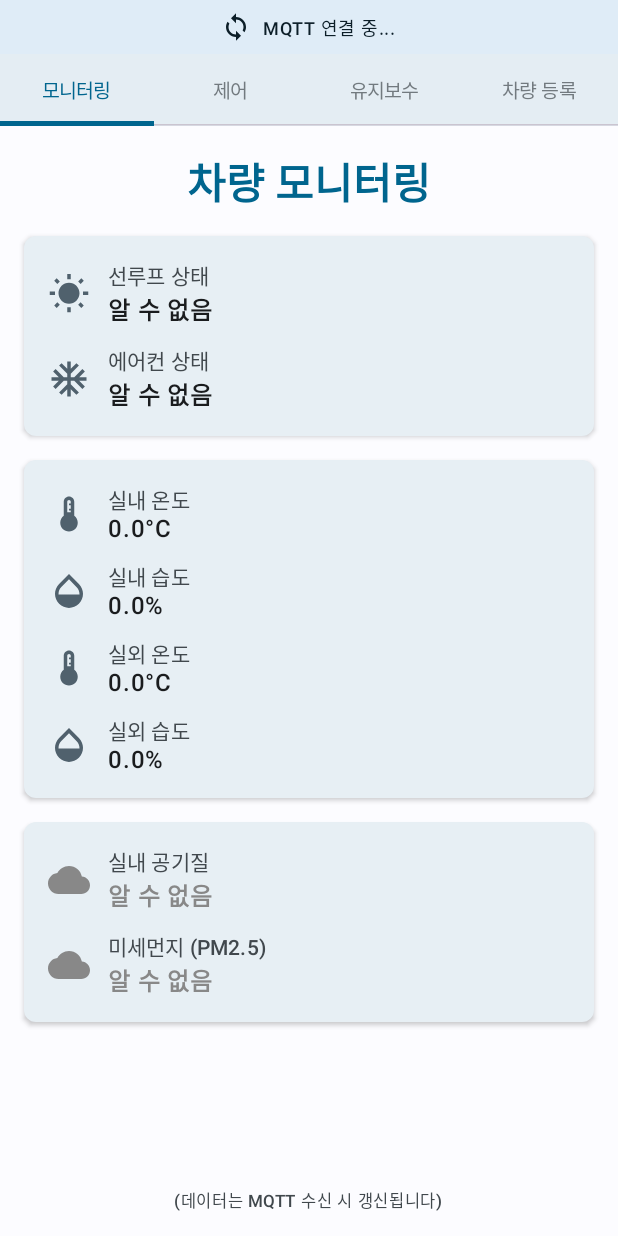
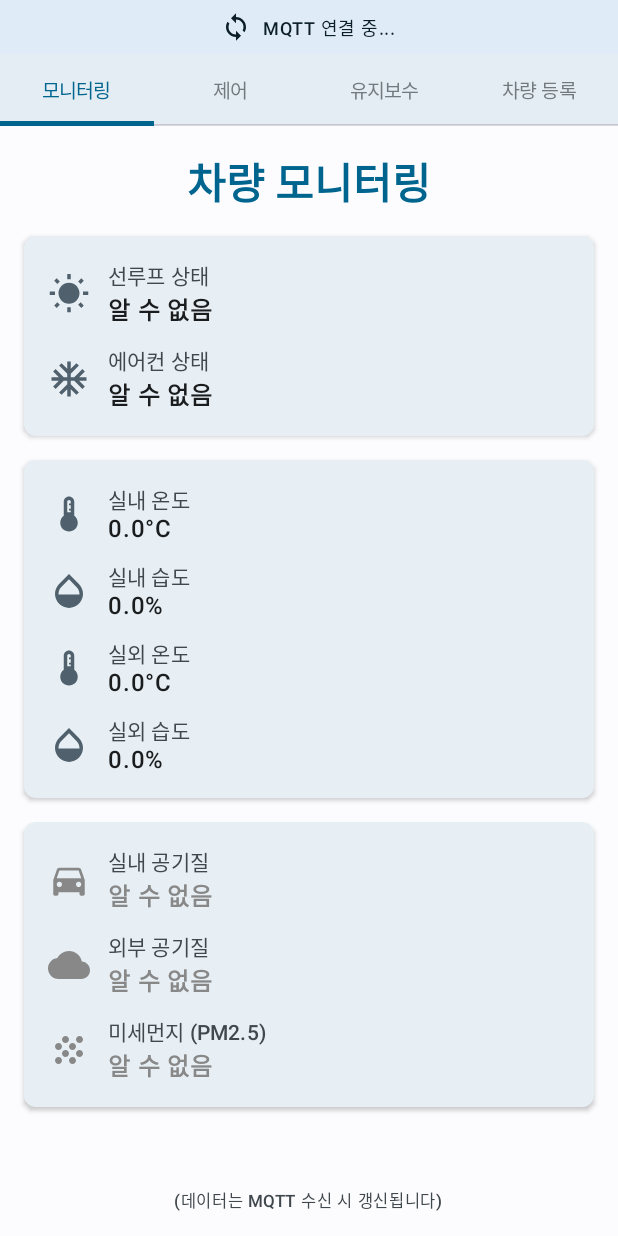
Before and after one commit to Yun-jihawan/smartSunroof, an Android app built with Jetpack Compose: the screen it shows after launch (MainActivity), on a phone screen of 412 x 824 dp. Run offline under Robolectric (Android 15) with nearby library versions, the phone set to English and light mode, and no system bars; libraries missing offline, so code that uses them is left out: com.journeyapps.barcodescanner, org.eclipse.paho; 5 statements that could not run were skipped.

Commit message:
feat: 외부 공기질 정보 표시 추가

```diff
--- a/bluelink/app/src/main/java/com/example/bluelink/MainActivity.kt
+++ b/bluelink/app/src/main/java/com/example/bluelink/MainActivity.kt
@@ -25,6 +25,7 @@ import androidx.compose.material.icons.filled.BlurOn
 import androidx.compose.material.icons.filled.Cloud
 import androidx.compose.material.icons.filled.CloudOff
 import androidx.compose.material.icons.filled.DateRange
+import androidx.compose.material.icons.filled.DirectionsCar
 import androidx.compose.material.icons.filled.Error
 import androidx.compose.material.icons.filled.FilterDrama // 미세먼지 아이콘 예시
 import androidx.compose.material.icons.filled.Grain
@@ -227,45 +228,39 @@ fun MainScreen(modifier: Modifier = Modifier, viewModel: MainViewModel) {
     }
 }
 
-// MonitoringScreen - 공기질/미세먼지 시각화 개선
+// MonitoringScreen - 외부 공기질 정보 표시 추가
 @Composable
 fun MonitoringScreen(viewModel: MainViewModel) {
     val vehicleState by viewModel.vehicleState.collectAsState()
     val environmentData by viewModel.environmentData.collectAsState()
-    // 마지막 업데이트 시간 표시는 건너뛰기로 했으므로 관련 StateFlow 구독은 주석 처리 또는 제거
-    // val vehicleStateLastUpdated by viewModel.vehicleStateLastUpdated.collectAsState()
-    // val environmentDataLastUpdated by viewModel.environmentDataLastUpdated.collectAsState()
 
-    // 공기질/미세먼지 상태에 따른 아이콘과 색상을 반환하는 데이터 클래스 및 함수
     data class StatusVisuals(val icon: ImageVector, val color: Color, val label: String)
 
     @Composable
-    fun getAirQualityVisuals(status: String): StatusVisuals {
-        val lowerStatus = status.lowercase().replace(" ", "") // 공백 제거 및 소문자 변환
+    fun getAirQualityVisuals(status: String, isOutdoor: Boolean = false): StatusVisuals {
+        val lowerStatus = status.lowercase().replace(" ", "")
+        val defaultIcon = if (isOutdoor) Icons.Filled.Cloud else Icons.Filled.DirectionsCar // 외부/내부 기본 아이콘 구분
+
         return when {
             lowerStatus.contains("좋음") || lowerStatus.contains("good") -> StatusVisuals(Icons.Filled.Mood, StatusGood, "좋음")
             lowerStatus.contains("보통") || lowerStatus.contains("moderate") -> StatusVisuals(Icons.Filled.SentimentNeutral, StatusNormal, "보통")
             lowerStatus.contains("나쁨") || lowerStatus.contains("bad") -> StatusVisuals(Icons.Filled.SentimentDissatisfied, StatusBad, "나쁨")
-            lowerStatus.contains("매우나쁨") || lowerStatus.contains("verybad") -> StatusVisuals(Icons.Filled.Sick, StatusBad.copy(alpha=0.7f), "매우 나쁨") // Sick 아이콘 import 필요
-            else -> StatusVisuals(Icons.Filled.Cloud, StatusUnknown, "알 수 없음") // 기본 아이콘 및 색상
+            lowerStatus.contains("매우나쁨") || lowerStatus.contains("verybad") -> StatusVisuals(Icons.Filled.Sick, StatusBad.copy(alpha=0.7f), "매우 나쁨")
+            else -> StatusVisuals(defaultIcon, StatusUnknown, "알 수 없음")
         }
     }
 
     @Composable
     fun getFineDustVisuals(status: String): StatusVisuals {
-        // 미세먼지 상태는 종종 수치와 함께 "좋음 (PM2.5: 10µg/m³)" 형태로 오므로,
-        // 실제로는 수치를 파싱하여 등급을 나누고 아이콘/색상을 결정해야 할 수 있음.
-        // 여기서는 단순 문자열 매칭 예시
         val lowerStatus = status.lowercase().replace(" ", "")
         return when {
-            lowerStatus.contains("좋음") || lowerStatus.contains("good") || lowerStatus.contains("낮음") -> StatusVisuals(Icons.Filled.FilterDrama, StatusGood, "좋음/낮음") // FilterDrama 또는 다른 아이콘
+            lowerStatus.contains("좋음") || lowerStatus.contains("good") || lowerStatus.contains("낮음") -> StatusVisuals(Icons.Filled.FilterDrama, StatusGood, "좋음/낮음")
             lowerStatus.contains("보통") || lowerStatus.contains("moderate") -> StatusVisuals(Icons.Filled.FilterDrama, StatusNormal, "보통")
-            lowerStatus.contains("나쁨") || lowerStatus.contains("bad") || lowerStatus.contains("높음") -> StatusVisuals(Icons.Filled.Grain, StatusBad, "나쁨/높음") // Grain 또는 다른 아이콘
-            lowerStatus.contains("매우나쁨") || lowerStatus.contains("verybad") || lowerStatus.contains("매우높음") -> StatusVisuals(Icons.Filled.BlurOn, StatusBad.copy(alpha=0.7f), "매우 나쁨/높음") // BlurOn 아이콘 import 필요
-            else -> StatusVisuals(Icons.Filled.Cloud, StatusUnknown, "알 수 없음")
+            lowerStatus.contains("나쁨") || lowerStatus.contains("bad") || lowerStatus.contains("높음") -> StatusVisuals(Icons.Filled.Grain, StatusBad, "나쁨/높음")
+            lowerStatus.contains("매우나쁨") || lowerStatus.contains("verybad") || lowerStatus.contains("매우높음") -> StatusVisuals(Icons.Filled.BlurOn, StatusBad.copy(alpha=0.7f), "매우 나쁨/높음")
+            else -> StatusVisuals(Icons.Filled.Grain, StatusUnknown, "알 수 없음")
         }
     }
-    // Icons.Filled.Sick, Icons.Filled.Grain, Icons.Filled.BlurOn import 필요
 
     Column(
         modifier = Modifier
@@ -283,27 +278,18 @@ fun MonitoringScreen(viewModel: MainViewModel) {
             modifier = Modifier.align(Alignment.CenterHorizontally)
         )
 
-        // 정보 항목 표시용 Composable 함수 (아이콘 tint도 상태에 따라 변경 가능하도록 수정)
         @Composable
         fun InfoRow(
             icon: ImageVector,
             label: String,
-            value: String, // 수치를 포함한 문자열로 가정
-            iconTint: Color = MaterialTheme.colorScheme.secondary, // 기본 아이콘 색상
+            value: String,
+            iconTint: Color = MaterialTheme.colorScheme.secondary,
             valueColor: Color = MaterialTheme.colorScheme.onSurface
         ) {
-            Row(
-                verticalAlignment = Alignment.CenterVertically,
-                modifier = Modifier.fillMaxWidth()
-            ) {
-                Icon(
-                    imageVector = icon,
-                    contentDescription = label,
-                    modifier = Modifier.size(28.dp),
-                    tint = iconTint // 아이콘 색상도 상태에 따라 변경 가능하도록
-                )
+            Row(verticalAlignment = Alignment.CenterVertically, modifier = Modifier.fillMaxWidth()) {
+                Icon(imageVector = icon, contentDescription = label, modifier = Modifier.size(28.dp), tint = iconTint)
                 Spacer(modifier = Modifier.width(12.dp))
-                Column(modifier = Modifier.weight(1f)) { // 텍스트가 길어질 경우를 대비
+                Column(modifier = Modifier.weight(1f)) {
                     Text(label, style = MaterialTheme.typography.labelLarge, color = MaterialTheme.colorScheme.onSurfaceVariant)
                     Text(value, style = MaterialTheme.typography.bodyLarge, fontWeight = FontWeight.SemiBold, color = valueColor)
                 }
@@ -313,49 +299,56 @@ fun MonitoringScreen(viewModel: MainViewModel) {
         val cardColors = CardDefaults.cardColors(containerColor = MaterialTheme.colorScheme.surfaceColorAtElevation(2.dp))
         val cardElevation = CardDefaults.cardElevation(defaultElevation = 2.dp)
 
-        // 차량 상태 Card
+        // 차량 상태 Card (이전과 동일)
         Card(modifier = Modifier.fillMaxWidth(), colors = cardColors, elevation = cardElevation) {
             Column(modifier = Modifier.padding(16.dp), verticalArrangement = Arrangement.spacedBy(12.dp)) {
                 InfoRow(Icons.Filled.WbSunny, "선루프 상태", vehicleState.sunroofStatus)
                 InfoRow(Icons.Filled.AcUnit, "에어컨 상태", vehicleState.acStatus)
-                // 마지막 업데이트 시간 표시는 건너뛰기로 함
             }
         }
 
-        // 환경 데이터 Card
+        // 실내외 환경 데이터 Card (외부 공기질 제외)
         Card(modifier = Modifier.fillMaxWidth(), colors = cardColors, elevation = cardElevation) {
             Column(modifier = Modifier.padding(16.dp), verticalArrangement = Arrangement.spacedBy(12.dp)) {
                 InfoRow(Icons.Filled.Thermostat, "실내 온도", "${String.format("%.1f", environmentData.indoorTemperature)}°C")
                 InfoRow(Icons.Filled.Opacity, "실내 습도", "${String.format("%.1f", environmentData.indoorHumidity)}%")
                 InfoRow(Icons.Filled.Thermostat, "실외 온도", "${String.format("%.1f", environmentData.outdoorTemperature)}°C")
                 InfoRow(Icons.Filled.Opacity, "실외 습도", "${String.format("%.1f", environmentData.outdoorHumidity)}%")
-                // 마지막 업데이트 시간 표시는 건너뛰기로 함
             }
         }
 
-        // 공기질/미세먼지 Card - 시각화 개선
+        // 공기질 및 미세먼지 Card (실내/외부 공기질, 미세먼지)
         Card(modifier = Modifier.fillMaxWidth(), colors = cardColors, elevation = cardElevation) {
             Column(modifier = Modifier.padding(16.dp), verticalArrangement = Arrangement.spacedBy(12.dp)) {
                 // 실내 공기질 표시
-                val airQualityVisuals = getAirQualityVisuals(environmentData.airQuality)
+                val indoorAirQualityVisuals = getAirQualityVisuals(environmentData.airQuality, isOutdoor = false)
                 InfoRow(
-                    icon = airQualityVisuals.icon,
-                    label = "실내 공기질", // "공기질" -> "실내 공기질"로 명확히
-                    value = environmentData.airQuality, // 이 문자열에 수치가 포함되어 있다고 가정
-                    iconTint = airQualityVisuals.color, // 아이콘 색상도 상태에 따라
-                    valueColor = airQualityVisuals.color
+                    icon = indoorAirQualityVisuals.icon,
+                    label = "실내 공기질",
+                    value = environmentData.airQuality, // 수치 포함된 문자열 가정
+                    iconTint = indoorAirQualityVisuals.color,
+                    valueColor = indoorAirQualityVisuals.color
+                )
+
+                // 외부 공기질 표시 추가
+                val outdoorAirQualityVisuals = getAirQualityVisuals(environmentData.outdoorAirQuality, isOutdoor = true)
+                InfoRow(
+                    icon = outdoorAirQualityVisuals.icon,
+                    label = "외부 공기질",
+                    value = environmentData.outdoorAirQuality, // 수치 포함된 문자열 가정
+                    iconTint = outdoorAirQualityVisuals.color,
+                    valueColor = outdoorAirQualityVisuals.color
                 )
 
                 // 미세먼지 표시
                 val fineDustVisuals = getFineDustVisuals(environmentData.fineDust)
                 InfoRow(
                     icon = fineDustVisuals.icon,
-                    label = "미세먼지 (PM2.5)", // 라벨 구체화
-                    value = environmentData.fineDust, // 이 문자열에 수치가 포함되어 있다고 가정
+                    label = "미세먼지 (PM2.5)",
+                    value = environmentData.fineDust, // 수치 포함된 문자열 가정
                     iconTint = fineDustVisuals.color,
                     valueColor = fineDustVisuals.color
                 )
-                // "외부 공기질"은 EnvironmentData 모델에 해당 필드가 추가된 후 구현 가능
             }
         }
 
--- a/bluelink/app/src/main/java/com/example/bluelink/model/EnvironmentData.kt
+++ b/bluelink/app/src/main/java/com/example/bluelink/model/EnvironmentData.kt
@@ -2,11 +2,15 @@ package com.example.bluelink.model
 
 // 차량 실내외 환경 데이터를 담는 데이터 클래스
 data class EnvironmentData(
-    val indoorTemperature: Double = 0.0, // 실내 온도
-    val indoorHumidity: Double = 0.0,    // 실내 습도
-    val outdoorTemperature: Double = 0.0,// 실외 온도
-    val outdoorHumidity: Double = 0.0,   // 실외 습도
-    val airQuality: String = "알 수 없음", // 공기질 상태 (예: "좋음", "나쁨")
-    val fineDust: String = "알 수 없음"    // 미세먼지 농도 (예: "낮음", "높음")
-    // TODO: 필요에 따라 더 많은 환경 데이터 추가
+    val indoorTemperature: Double = 0.0,
+    val indoorHumidity: Double = 0.0,
+    val outdoorTemperature: Double = 0.0,
+    val outdoorHumidity: Double = 0.0,
+    val airQuality: String = "알 수 없음",       // 실내 공기질 상태 (예: "좋음 (AQI: 35)")
+    val outdoorAirQuality: String = "알 수 없음", // 외부 공기질 상태 추가
+    val fineDust: String = "알 수 없음"        // 미세먼지 농도 (예: "보통 (PM2.5: 45µg/m³)")
+    // 필요시 수치 필드 추가:
+    // val indoorAirQualityIndex: Int? = null,
+    // val outdoorAirQualityIndex: Int? = null,
+    // val fineDustConcentration: Double? = null
 )
--- a/bluelink/app/src/main/java/com/example/bluelink/viewmodel/MainViewModel.kt
+++ b/bluelink/app/src/main/java/com/example/bluelink/viewmodel/MainViewModel.kt
@@ -158,16 +158,22 @@ class MainViewModel : ViewModel() {
         )
         Log.d("MainViewModel", "VehicleState 업데이트 (MQTT): ${_vehicleState.value}")
     }
-    private fun handleEnvironmentDataMessage(message: String) { /* 이전과 동일 */
+
+    private fun handleEnvironmentDataMessage(message: String) {
         val jsonObj = JSONObject(message)
         _environmentData.value = EnvironmentData(
             indoorTemperature = jsonObj.optDouble("indoorTemp", _environmentData.value.indoorTemperature),
             indoorHumidity = jsonObj.optDouble("indoorHum", _environmentData.value.indoorHumidity),
             outdoorTemperature = jsonObj.optDouble("outdoorTemp", _environmentData.value.outdoorTemperature),
             outdoorHumidity = jsonObj.optDouble("outdoorHum", _environmentData.value.outdoorHumidity),
-            airQuality = jsonObj.optString("airQuality", _environmentData.value.airQuality),
+            airQuality = jsonObj.optString("airQuality", _environmentData.value.airQuality), // 실내 공기질
+            outdoorAirQuality = jsonObj.optString("outdoor_air_quality", _environmentData.value.outdoorAirQuality), // 외부 공기질 추가
             fineDust = jsonObj.optString("fineDust", _environmentData.value.fineDust)
+            // 만약 수치 필드도 있다면 여기서 파싱
+            // indoorAirQualityIndex = jsonObj.optInt("indoor_aqi", _environmentData.value.indoorAirQualityIndex ?: 0), // null일 경우 기본값 처리
         )
+        // _environmentDataLastUpdated.value = System.currentTimeMillis() // 마지막 업데이트 시간 표시 기능 건너뛰기로 주석 유지
+        Log.d("MainViewModel", "EnvironmentData 업데이트 (MQTT): ${_environmentData.value}")
     }
 
     private fun handleControlResultMessage(
```
